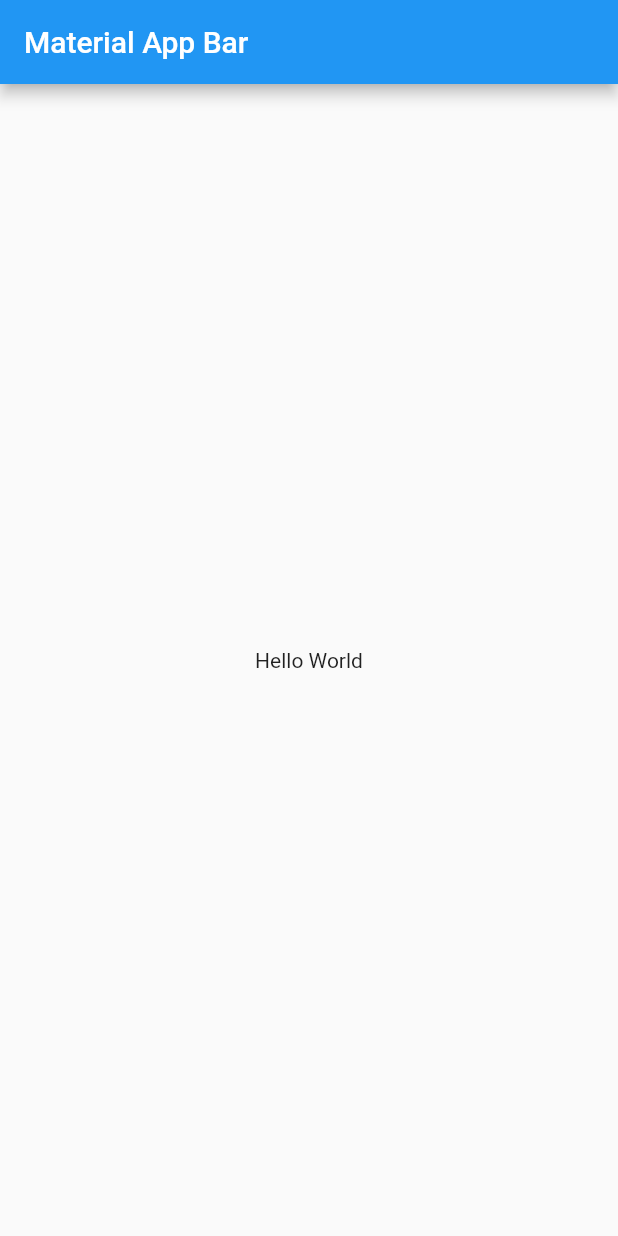
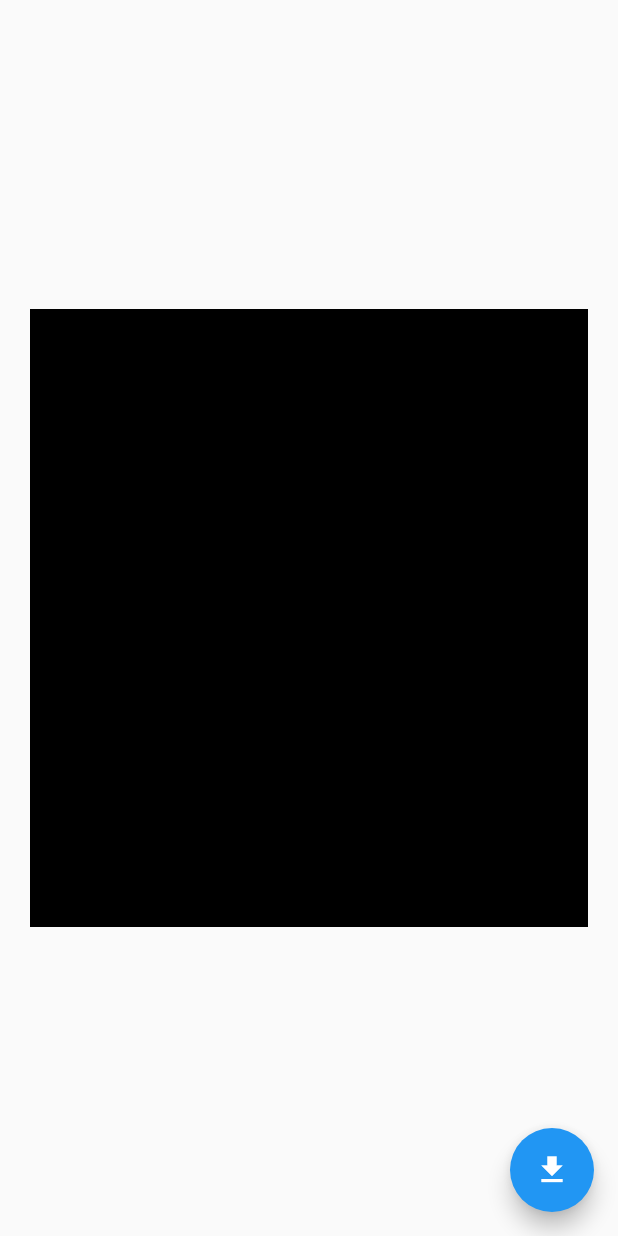
Before and after one commit to arteevraina/PP-Assignment, a Flutter app: the screen it shows after launch, on a phone screen of 412 x 824 dp. Run offline on Flutter 3.47's test engine with Material 2 defaults, Android fonts, the phone set to English and light mode, and no system bars; our stand-ins replace bloc, dio, equatable.

Commit message:
ui: created basic ui for home page

```diff
--- /dev/null
+++ b/lib/home/presentation/home_page.dart
@@ -0,0 +1,34 @@
+import 'package:flutter/material.dart';
+
+class HomePage extends StatelessWidget {
+  const HomePage({Key? key}) : super(key: key);
+
+  @override
+  Widget build(BuildContext context) {
+    return const HomePageView();
+  }
+}
+
+class HomePageView extends StatelessWidget {
+  const HomePageView({Key? key}) : super(key: key);
+
+  @override
+  Widget build(BuildContext context) {
+    return Scaffold(
+      body: Center(
+        child: Container(
+          margin: const EdgeInsets.symmetric(horizontal: 20),
+          height: MediaQuery.of(context).size.height * 0.5,
+          width: MediaQuery.of(context).size.width,
+          decoration: const BoxDecoration(
+            color: Colors.black,
+          ),
+        ),
+      ),
+      floatingActionButton: FloatingActionButton(
+        onPressed: () {},
+        child: const Icon(Icons.download),
+      ),
+    );
+  }
+}
--- a/lib/main.dart
+++ b/lib/main.dart
@@ -1,22 +1,16 @@
 import 'package:flutter/material.dart';
+import 'package:pet_perfect/home/presentation/home_page.dart';
 
-void main() => runApp(MyApp());
+void main() => runApp(const MyApp());
 
 class MyApp extends StatelessWidget {
+  const MyApp({Key? key}) : super(key: key);
+
   @override
   Widget build(BuildContext context) {
-    return MaterialApp(
-      title: 'Material App',
-      home: Scaffold(
-        appBar: AppBar(
-          title: Text('Material App Bar'),
-        ),
-        body: Center(
-          child: Container(
-            child: Text('Hello World'),
-          ),
-        ),
-      ),
+    return const MaterialApp(
+      title: 'Pet Perfect',
+      home: HomePage(),
     );
   }
 }
```
